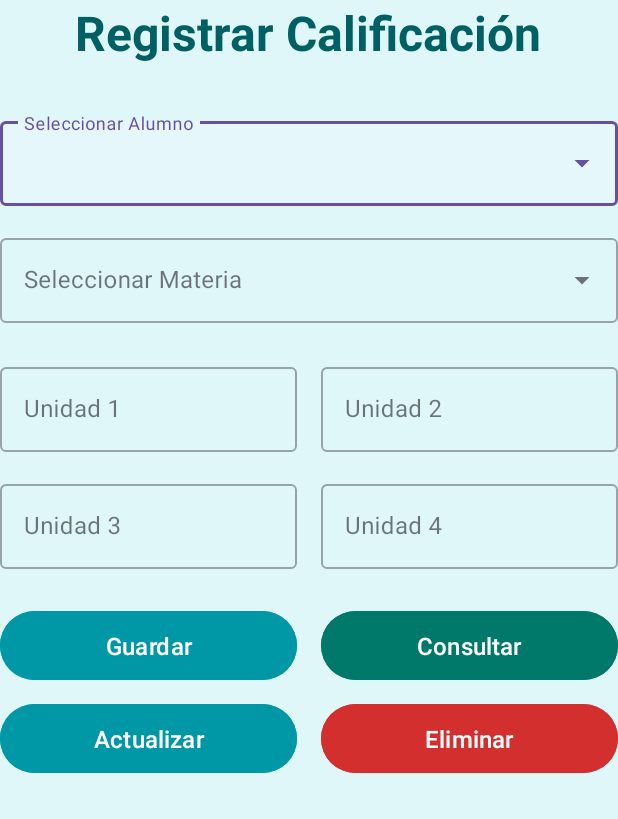
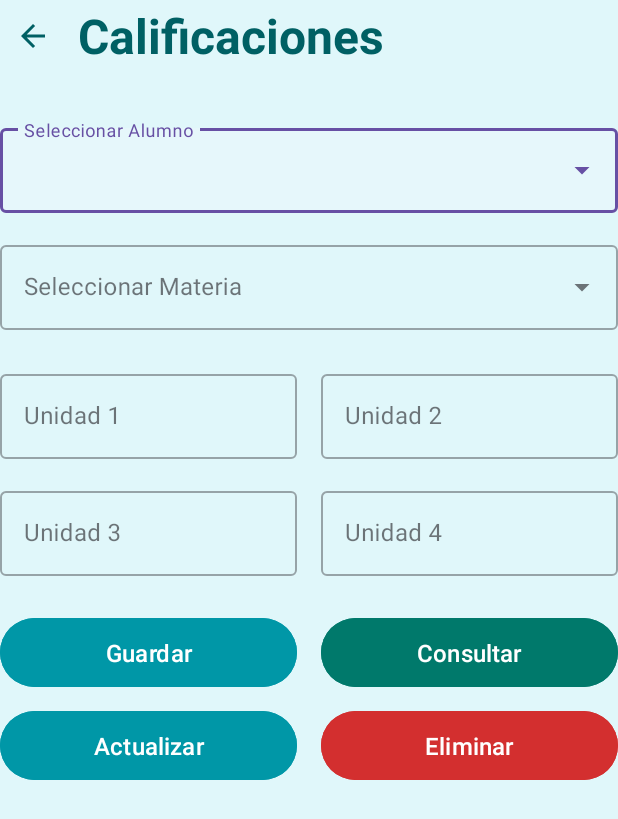
Before and after one commit to mario32111/PracticasAndroid, an Android app: the CalificacionesActivity screen opened directly, with no data from a screen before it, on a phone screen of 412 x 824 dp. Shown: the top 819 px of the screen. Run offline under Robolectric (Android 15) with nearby library versions, the phone set to English and light mode, and no system bars.

Commit message:
practica 6: Materias CRUD

```diff
--- a/Practica6Calificaciones/app/src/main/java/com/example/practica6calificaciones/CalificacionesActivity.kt
+++ b/Practica6Calificaciones/app/src/main/java/com/example/practica6calificaciones/CalificacionesActivity.kt
@@ -1,12 +1,15 @@
 package com.example.practica6calificaciones
 
 import android.os.Bundle
+import android.widget.ImageButton
 import androidx.activity.enableEdgeToEdge
 import androidx.appcompat.app.AppCompatActivity
 import androidx.core.view.ViewCompat
 import androidx.core.view.WindowInsetsCompat
 
 class CalificacionesActivity : AppCompatActivity() {
+    private lateinit var buttonRegresar: ImageButton
+
     override fun onCreate(savedInstanceState: Bundle?) {
         super.onCreate(savedInstanceState)
         enableEdgeToEdge()
@@ -16,5 +19,9 @@ class CalificacionesActivity : AppCompatActivity() {
             v.setPadding(systemBars.left, systemBars.top, systemBars.right, systemBars.bottom)
             insets
         }
+        buttonRegresar = findViewById(R.id.buttonRegresar)
+        buttonRegresar.setOnClickListener {
+            finish()
+        }
     }
 }
--- a/Practica6Calificaciones/app/src/main/res/layout/activity_calificaciones.xml
+++ b/Practica6Calificaciones/app/src/main/res/layout/activity_calificaciones.xml
@@ -6,20 +6,43 @@
     android:layout_width="match_parent"
     android:layout_height="match_parent"
     android:orientation="vertical"
-    android:gravity="center_horizontal"
     android:padding="24dp"
     android:background="#E0F7FA"
-    tools:context=".CalificacionesActivity">>
+    tools:context=".CalificacionesActivity">
 
-    <TextView
-        android:layout_width="wrap_content"
+    <!-- =========== CABECERA (Botón + Título) =========== -->
+    <LinearLayout
+        android:layout_width="match_parent"
         android:layout_height="wrap_content"
-        android:layout_marginBottom="32dp"
-        android:text="Registrar Calificación"
-        android:textColor="#006064"
-        android:textSize="32sp"
-        android:textStyle="bold" />
+        android:orientation="horizontal"
+        android:gravity="center_vertical"
+        android:layout_marginBottom="32dp">
 
+        <!-- Botón de Regresar -->
+        <ImageButton
+            android:id="@+id/buttonRegresar"
+            style="?attr/materialIconButtonStyle"
+            android:layout_width="wrap_content"
+            android:layout_height="wrap_content"
+            android:contentDescription="Regresar"
+            app:srcCompat="?attr/homeAsUpIndicator"
+            app:tint="#006064" />
+
+        <!-- Título -->
+        <TextView
+            android:layout_width="wrap_content"
+            android:layout_height="wrap_content"
+            android:layout_marginStart="8dp"
+            android:text="Calificaciones"
+            android:textColor="#006064"
+            android:textSize="32sp"
+            android:textStyle="bold" />
+
+    </LinearLayout>
+    <!-- ================================================== -->
+
+
+    <!-- Selector de Alumno (Dropdown) -->
     <com.google.android.material.textfield.TextInputLayout
         android:layout_width="match_parent"
         android:layout_height="wrap_content"
@@ -34,6 +57,7 @@
             android:inputType="none" />
     </com.google.android.material.textfield.TextInputLayout>
 
+    <!-- Selector de Materia (Dropdown) -->
     <com.google.android.material.textfield.TextInputLayout
         android:layout_width="match_parent"
         android:layout_height="wrap_content"
@@ -48,6 +72,7 @@
             android:inputType="none" />
     </com.google.android.material.textfield.TextInputLayout>
 
+    <!-- Fila para Unidades 1 y 2 -->
     <LinearLayout
         android:layout_width="match_parent"
         android:layout_height="wrap_content"
@@ -85,6 +110,7 @@
         </com.google.android.material.textfield.TextInputLayout>
     </LinearLayout>
 
+    <!-- Fila para Unidades 3 y 4 -->
     <LinearLayout
         android:layout_width="match_parent"
         android:layout_height="wrap_content"
@@ -122,6 +148,7 @@
         </com.google.android.material.textfield.TextInputLayout>
     </LinearLayout>
 
+    <!-- Fila de Botones 1: Guardar y Consultar -->
     <LinearLayout
         android:layout_width="match_parent"
         android:layout_height="wrap_content"
@@ -152,6 +179,7 @@
             android:textSize="16sp" />
     </LinearLayout>
 
+    <!-- Fila de Botones 2: Actualizar y Eliminar -->
     <LinearLayout
         android:layout_width="match_parent"
         android:layout_height="wrap_content"
```
Also changed, not shown: Practica6Calificaciones/app/src/main/java/com/example/practica6calificaciones/ActivityMaterias.kt (+88 -0 lines), Practica6Calificaciones/app/src/main/res/layout/activity_materias.xml (+19 -8 lines).
